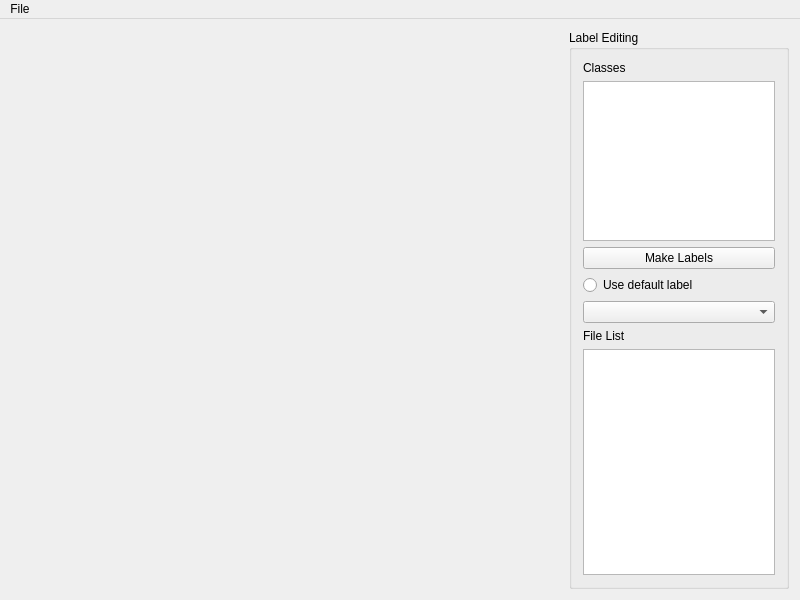
Qt form mainwindow.ui (BrWillian/label-annotation) before a commit.
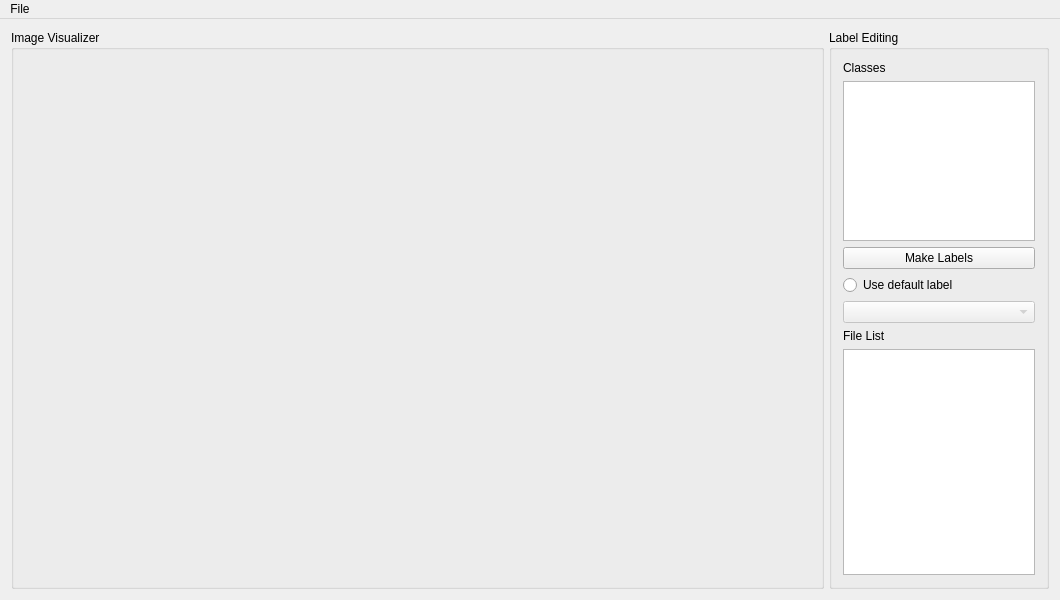
The same form after that commit.

Commit message: Display and make labels

Patch:
```diff
--- a/mainwindow.ui
+++ b/mainwindow.ui
@@ -6,7 +6,7 @@
    <rect>
     <x>0</x>
     <y>0</y>
-    <width>800</width>
+    <width>1060</width>
     <height>600</height>
    </rect>
   </property>
@@ -18,7 +18,7 @@
   </property>
   <property name="minimumSize">
    <size>
-    <width>800</width>
+    <width>1060</width>
     <height>600</height>
    </size>
   </property>
@@ -93,7 +93,11 @@
         </widget>
        </item>
        <item row="4" column="0">
-        <widget class="QComboBox" name="comboBox"/>
+        <widget class="QComboBox" name="comboBox">
+         <property name="enabled">
+          <bool>false</bool>
+         </property>
+        </widget>
        </item>
        <item row="5" column="0">
         <widget class="QLabel" name="label">
@@ -106,22 +110,25 @@
      </widget>
     </item>
     <item row="1" column="0">
-     <widget class="QLabel" name="label_3">
-      <property name="sizePolicy">
-       <sizepolicy hsizetype="Preferred" vsizetype="Preferred">
-        <horstretch>0</horstretch>
-        <verstretch>0</verstretch>
-       </sizepolicy>
-      </property>
+     <widget class="QGroupBox" name="groupBox_2">
       <property name="minimumSize">
        <size>
-        <width>556</width>
+        <width>813</width>
         <height>555</height>
        </size>
       </property>
-      <property name="text">
-       <string/>
+      <property name="title">
+       <string>Image Visualizer</string>
       </property>
+      <layout class="QGridLayout" name="gridLayout_3">
+       <item row="0" column="0">
+        <widget class="QLabel" name="label_3">
+         <property name="text">
+          <string/>
+         </property>
+        </widget>
+       </item>
+      </layout>
      </widget>
     </item>
    </layout>
@@ -131,7 +138,7 @@
     <rect>
      <x>0</x>
      <y>0</y>
-     <width>800</width>
+     <width>1060</width>
      <height>27</height>
     </rect>
    </property>
```
The commit also changes 2 other files.
